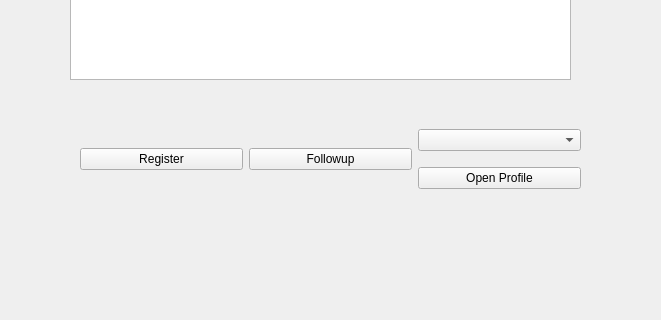
The window that mainwindow.ui (bogie/medicoLabTool) describes before a commit, drawn with Qt 5; both pictures show x 0 to 661 and y 120 to 440 of the 800 by 600 pixel window.
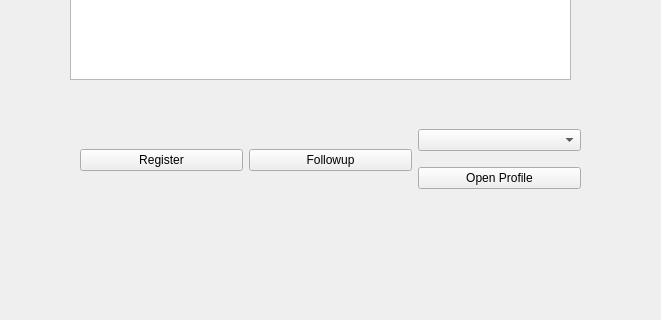
The same window after the commit.

Commit message: Added MAC OSX build, bumped version to 4.0

What changed in the file:
```diff
--- a/mainwindow.ui
+++ b/mainwindow.ui
@@ -20,7 +20,7 @@
       <x>80</x>
       <y>220</y>
       <width>501</width>
-      <height>81</height>
+      <height>82</height>
      </rect>
     </property>
     <layout class="QHBoxLayout" name="horizontalLayout">
```
Left out of the diff: 20 changed lines with no effect on the pictures. The commit also changes 1 other file.
